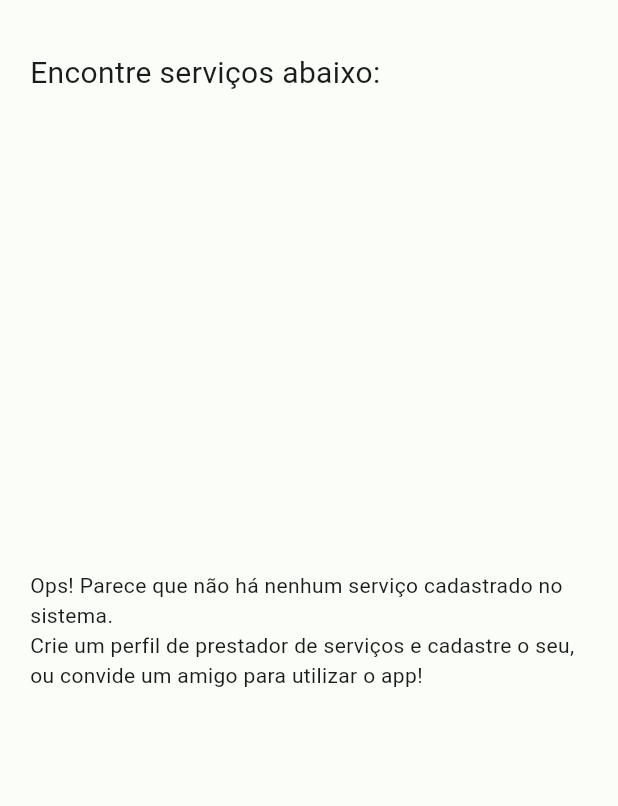
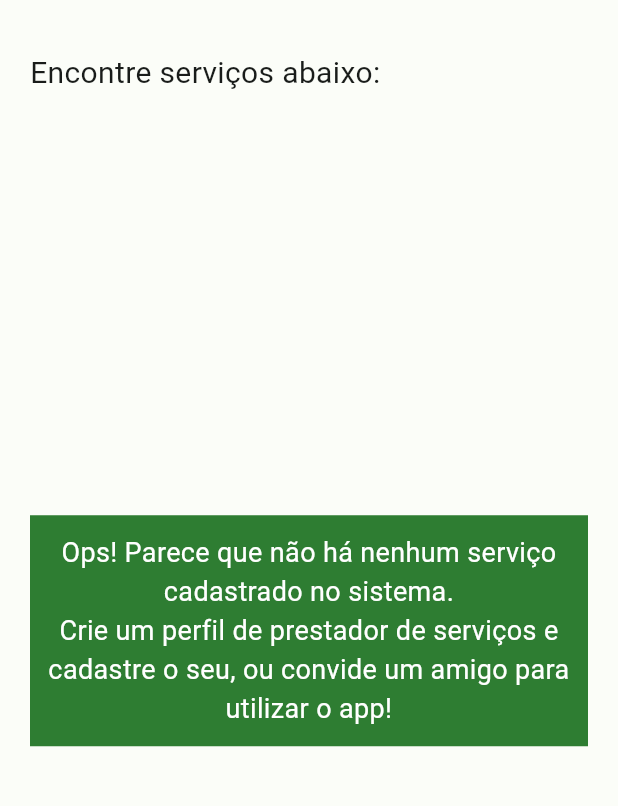
Before and after one commit to Matheus-Chaves/tg, a Flutter app: the ClienteHomePage screen opened directly, on a phone screen of 412 x 824 dp, the part 63-869 px from its top. Run offline on Flutter 3.47's test engine with Material 2 defaults, Android fonts, the phone set to English and light mode, and no system bars; our stand-ins replace auto_size_text, cloud_firestore, dio, file_picker, firebase_auth, firebase_core and 8 more; missing offline and left inert: flutter_stripe; accounts and stored records are empty.

Commit message:
estilizações e refatorando código

```diff
--- a/lib/controllers/request_controller.dart
+++ b/lib/controllers/request_controller.dart
@@ -96,9 +96,10 @@ class RequestController extends GetxController {
           .collection('requisicoes')
           .doc(requestId)
           .get();
+      print("a");
       return RequestModel.fromDocumentSnapshot(docSnapshot: res);
     } catch (e) {
-      Get.snackbar('Erro em criar a solicitação.', e.toString());
+      Get.snackbar('Erro em obter a requisição.', e.toString());
       rethrow;
     }
   }
--- a/lib/models/request_model.dart
+++ b/lib/models/request_model.dart
@@ -28,7 +28,9 @@ class RequestModel {
     statusPagamento = docSnapshot["statusPagamento"];
     valor = docSnapshot["valor"];
     observacao = docSnapshot["observacao"];
-    urlDownload = docSnapshot["urlDownload"];
+    try {
+      urlDownload = docSnapshot["urlDownload"];
+    } catch (e) {}
   }
 
   Map<String, dynamic> toJson() => {
--- a/lib/views/cliente_home_page.dart
+++ b/lib/views/cliente_home_page.dart
@@ -44,8 +44,15 @@ class _ClienteHomePageState extends State<ClienteHomePage> {
                     child: serviceController.isLoading
                         ? const CircularProgressIndicator()
                         : serviceController.serviceList.isEmpty
-                            ? const Text(
-                                "Ops! Parece que não há nenhum serviço cadastrado no sistema.\nCrie um perfil de prestador de serviços e cadastre o seu, ou convide um amigo para utilizar o app!",
+                            ? Container(
+                                color: Colors.green.shade800,
+                                padding: const EdgeInsets.all(12),
+                                child: const Text(
+                                  "Ops! Parece que não há nenhum serviço cadastrado no sistema.\nCrie um perfil de prestador de serviços e cadastre o seu, ou convide um amigo para utilizar o app!",
+                                  textAlign: TextAlign.center,
+                                  style: TextStyle(
+                                      fontSize: 18, color: Colors.white),
+                                ),
                               )
                             : ListView.separated(
                                 itemCount: serviceController.serviceList.length,
--- a/lib/views/register_page.dart
+++ b/lib/views/register_page.dart
@@ -43,6 +43,7 @@ class _RegisterPageState extends State<RegisterPage> {
   ) {
     return TextField(
       controller: controller,
+      obscureText: title == "Senha",
       decoration: InputDecoration(
         labelText: title,
         enabledBorder: OutlineInputBorder(
```
Also changed, not shown: lib/views/cliente_requests.dart (+9 -12 lines), lib/views/prestador_home_page.dart (+2 -6 lines), lib/views/prestador_requests.dart (+9 -2 lines).
